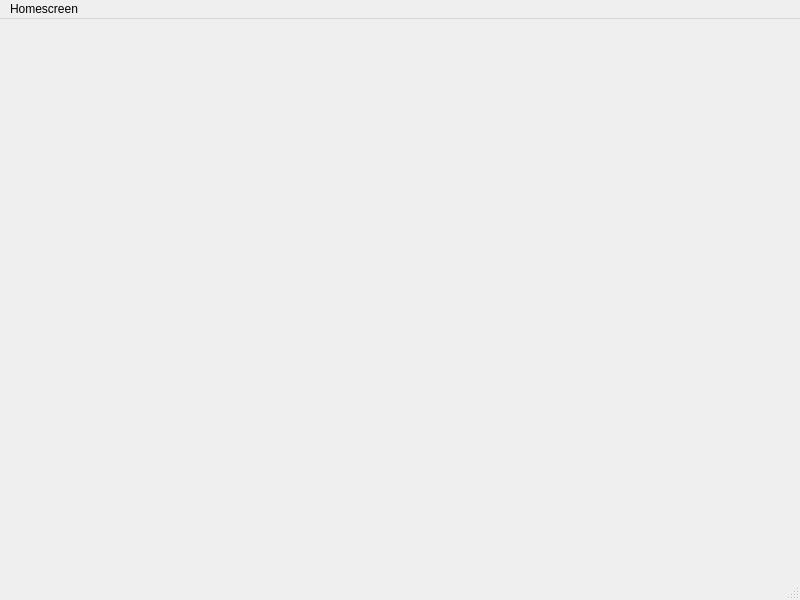
This is mainwindow.ui in OHonSam/CS163_Group2_Dictionary as Qt 5 draws it before an edit. The edited form follows.
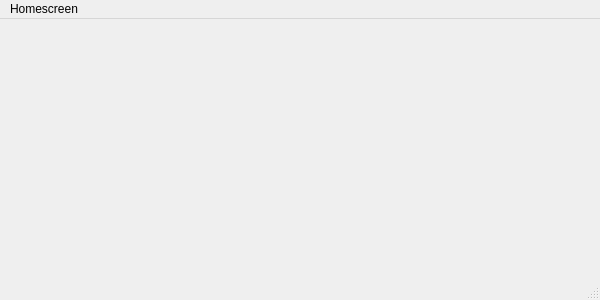
This is the edited form. Icons and pictures are not drawn.

Commit message: set background images

What changed in the file:
```diff
--- a/mainwindow.ui
+++ b/mainwindow.ui
@@ -6,16 +6,32 @@
    <rect>
     <x>0</x>
     <y>0</y>
-    <width>800</width>
-    <height>600</height>
+    <width>600</width>
+    <height>300</height>
    </rect>
   </property>
   <property name="windowTitle">
    <string>MainWindow</string>
   </property>
+  <property name="windowOpacity">
+   <double>1.000000000000000</double>
+  </property>
+  <property name="layoutDirection">
+   <enum>Qt::LeftToRight</enum>
+  </property>
+  <property name="autoFillBackground">
+   <bool>true</bool>
+  </property>
+  <property name="styleSheet">
+   <string notr="true"/>
+  </property>
   <widget class="QWidget" name="centralwidget">
+   <property name="autoFillBackground">
+    <bool>false</bool>
+   </property>
    <property name="styleSheet">
-    <string notr="true">background-image: url(:/img/images/compress/long ombre rotated.jpg);</string>
+    <string notr="true">background-image: url(:/img/images/compress/long ombre rotated.jpg);
+padding: 0px 0px 0px 0px;</string>
    </property>
   </widget>
   <widget class="QMenuBar" name="menubar">
@@ -23,7 +39,7 @@
     <rect>
      <x>0</x>
      <y>0</y>
-     <width>800</width>
+     <width>600</width>
      <height>21</height>
     </rect>
    </property>
```
The commit also changes 1 other file.
